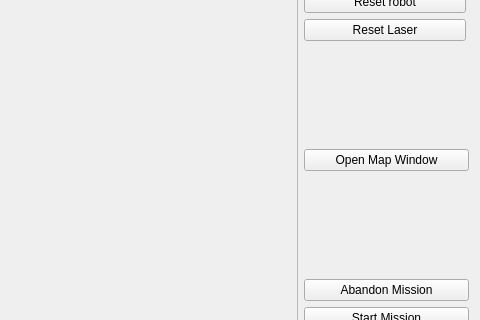
Old version of the form demoRMR/mainwindow.ui in the repository Samwise101/Control-of-Mobile-Robots; both pictures show x 313 to 793 and y 121 to 441 of the 793 by 651 pixel window.
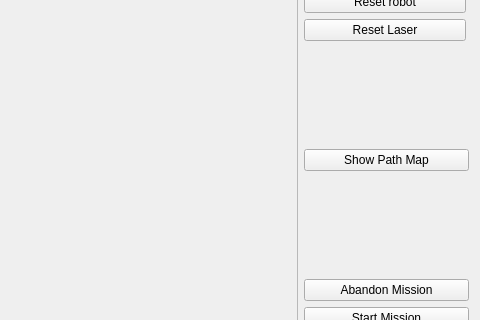
New version of the form.

Patch:
```diff
--- a/demoRMR/mainwindow.ui
+++ b/demoRMR/mainwindow.ui
@@ -238,7 +238,7 @@
       <item>
        <widget class="QPushButton" name="pushButton_10">
         <property name="text">
-         <string>Open Map Window</string>
+         <string>Show Path Map</string>
         </property>
        </widget>
       </item>
```
